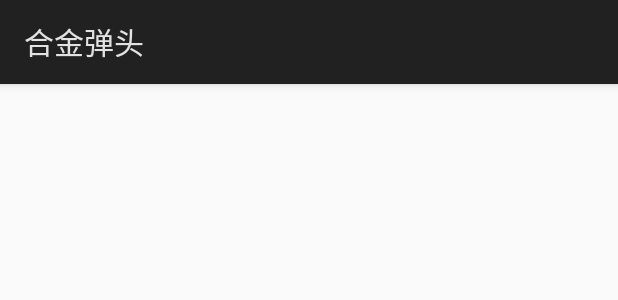
After one commit to Mozuta/MetalSlugPlus, an Android app: the layout activity_dialogue.xml on its own in the app's theme, with its tools: preview values and no code run, on a phone screen of 412 x 824 dp. The commit adds this screen. Shown: the top 300 px of the screen. Run offline under Robolectric (Android 15) with nearby library versions, the phone set to English and light mode, and no system bars.

```diff
--- a/app/src/main/java/com/example/metalslug/MenuActivity.java
+++ b/app/src/main/java/com/example/metalslug/MenuActivity.java
@@ -54,7 +54,7 @@ public class MenuActivity extends AppCompatActivity {
                 }*/
                 //销毁播放器
                 player.stop();
-                Intent intent = new Intent(MenuActivity.this, MainActivity.class);
+                Intent intent = new Intent(MenuActivity.this, DialogueActivity.class);
                 MenuActivity.this.startActivity(intent);
                 MenuActivity.this.finish();
             }
--- /dev/null
+++ b/app/src/main/res/layout/activity_dialogue.xml
@@ -0,0 +1,9 @@
+<?xml version="1.0" encoding="utf-8"?>
+<androidx.constraintlayout.widget.ConstraintLayout xmlns:android="http://schemas.android.com/apk/res/android"
+    xmlns:app="http://schemas.android.com/apk/res-auto"
+    xmlns:tools="http://schemas.android.com/tools"
+    android:layout_width="match_parent"
+    android:layout_height="match_parent"
+    tools:context=".DialogueActivity">
+
+</androidx.constraintlayout.widget.ConstraintLayout>
```
Also changed, not shown: app/src/main/AndroidManifest.xml (+16 -24 lines), app/src/main/java/com/example/metalslug/DialogueActivity.java (added, +20 -0 lines).
